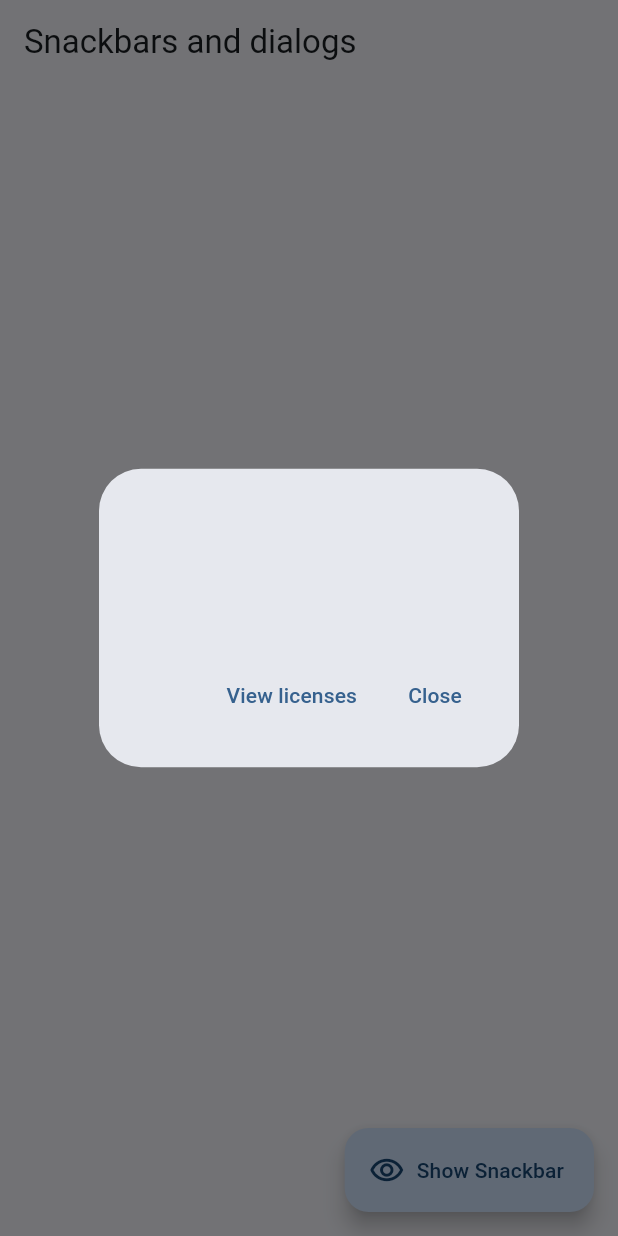
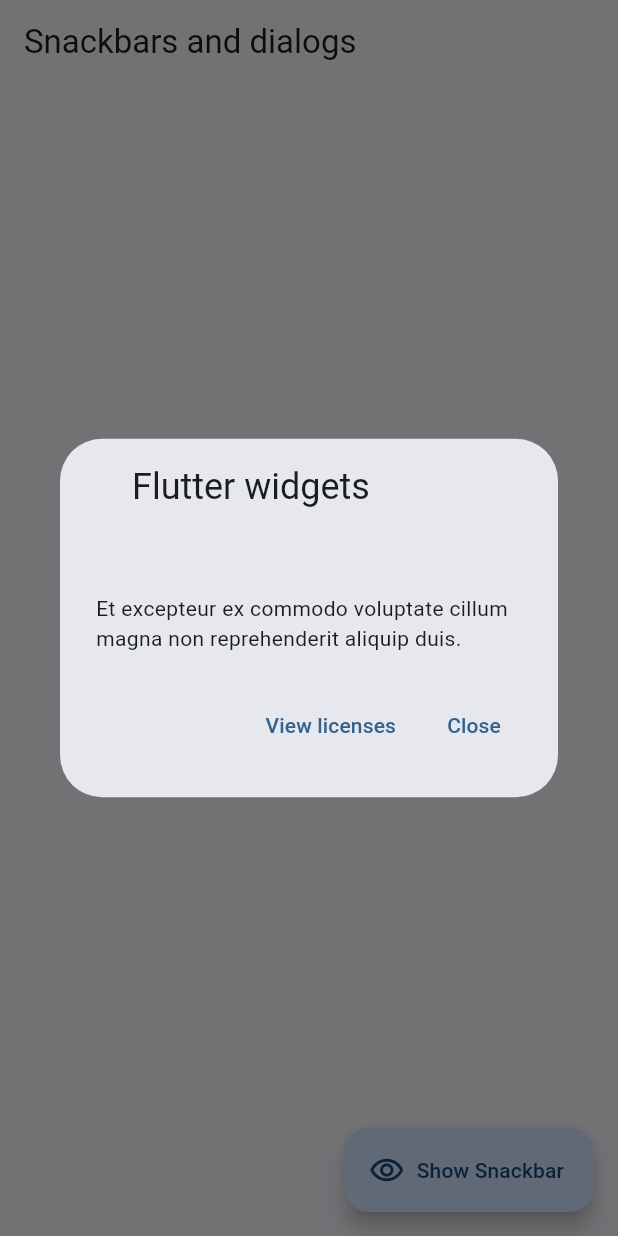
Before and after one commit to Danieruone/widgets-app, a Flutter app: the SnackBarScreen screen opened by its route, after a tap on "Used licenses", on a phone screen of 412 x 824 dp. Run offline on Flutter 3.47's test engine with Material 3 defaults, Android fonts, the phone set to English and light mode, and no system bars; our stand-ins replace go_router.

Commit message:
:sparkles: Add custom text in show about dialog

```diff
--- a/lib/main.dart
+++ b/lib/main.dart
@@ -12,6 +12,7 @@ class MainApp extends StatelessWidget {
   @override
   Widget build(BuildContext context) {
     return MaterialApp.router(
+      title: 'Flutter widgets',
       routerConfig: appRouter,
       debugShowCheckedModeBanner: false,
       theme: AppTheme(selectedColor: 0).getTheme(),
--- a/lib/presentation/screens/snackbar/snackbar_screen.dart
+++ b/lib/presentation/screens/snackbar/snackbar_screen.dart
@@ -25,7 +25,10 @@ class SnackBarScreen extends StatelessWidget {
           children: [
             FilledButton.tonal(
                 onPressed: () {
-                  showAboutDialog(context: context);
+                  showAboutDialog(context: context, children: [
+                    const Text(
+                        "Et excepteur ex commodo voluptate cillum magna non reprehenderit aliquip duis.")
+                  ]);
                 },
                 child: const Text('Used licenses')),
             FilledButton.tonal(
```
